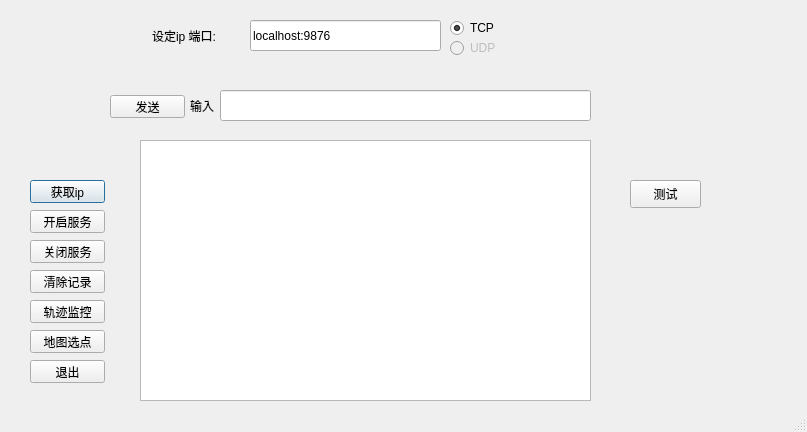
Above: ui/socketUI.ui from watermelonharry/socket_func_pyqt before the change. Below: the same form after it.
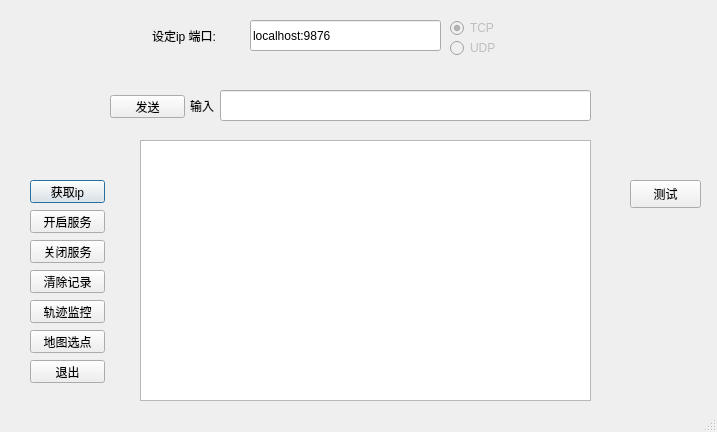
That is the form after the change.

Commit message: 更新YingyanFunc界面，加入速度标志； todo：GPRS接收调试

Patch:
```diff
--- a/ui/socketUI.ui
+++ b/ui/socketUI.ui
@@ -6,7 +6,7 @@
    <rect>
     <x>0</x>
     <y>0</y>
-    <width>807</width>
+    <width>717</width>
     <height>432</height>
    </rect>
   </property>
@@ -66,6 +66,9 @@
    </property>
   </widget>
   <widget class="QRadioButton" name="sock_tcp_rbtn">
+   <property name="enabled">
+    <bool>false</bool>
+   </property>
    <property name="geometry">
     <rect>
      <x>450</x>
```
Left out of the diff: 6 changed lines with no effect on the pictures. The commit also changes 5 other files.
